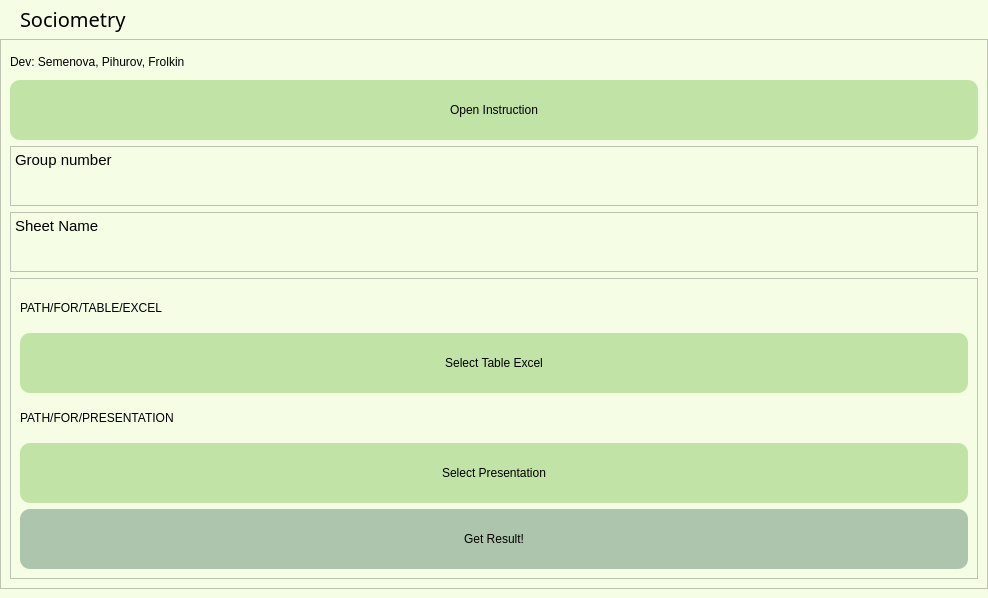
The window that gui/template/footerMenu.ui (moter1026/create_pptx_from_exel) describes before a commit, drawn with Qt 5.
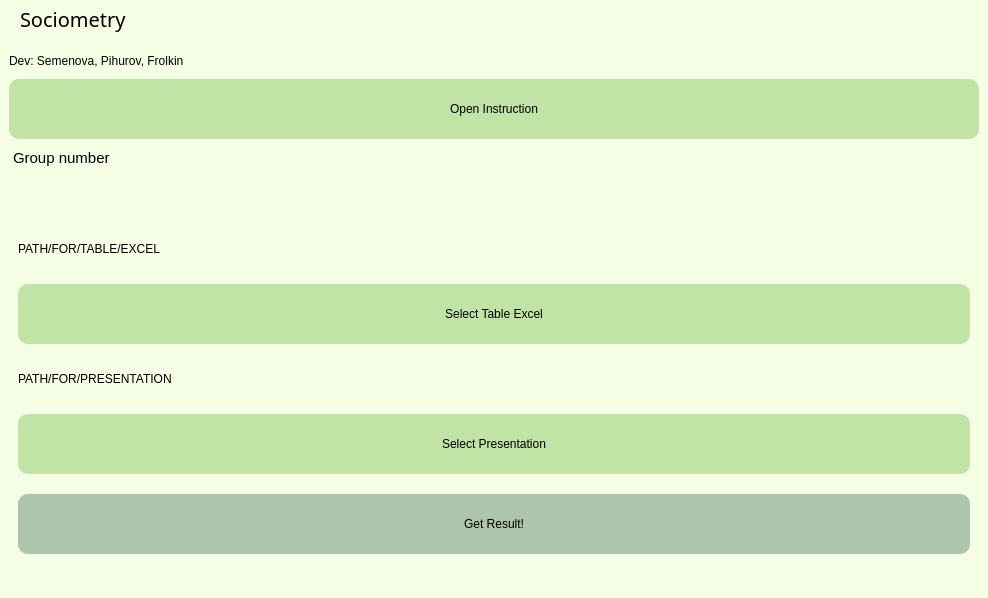
The same window after the commit. Icons and pictures are not drawn.

Commit message: [add]: application, check comments into code! for insert we're methods

```diff
--- a/gui/template/footerMenu.ui
+++ b/gui/template/footerMenu.ui
@@ -225,16 +225,16 @@
 
 QPushButton
 { 
-	background-color: rgb(255, 190, 111);
+	background-color: rgb(193, 227, 166);
 	border-radius: 10px;
 }
 </string>
          </property>
          <property name="frameShape">
-          <enum>QFrame::StyledPanel</enum>
+          <enum>QFrame::NoFrame</enum>
          </property>
          <property name="frameShadow">
-          <enum>QFrame::Raised</enum>
+          <enum>QFrame::Plain</enum>
          </property>
          <layout class="QVBoxLayout" name="verticalLayout_5">
           <item>
@@ -265,7 +265,7 @@
              </size>
             </property>
             <property name="styleSheet">
-             <string notr="true">background-color: rgb(193, 227, 166);</string>
+             <string notr="true"/>
             </property>
             <property name="text">
              <string>Open Instruction</string>
@@ -280,6 +280,9 @@
               <height>60</height>
              </size>
             </property>
+            <property name="frameShape">
+             <enum>QFrame::NoFrame</enum>
+            </property>
             <property name="html">
              <string>&lt;!DOCTYPE HTML PUBLIC &quot;-//W3C//DTD HTML 4.0//EN&quot; &quot;http://www.w3.org/TR/REC-html40/strict.dtd&quot;&gt;
 &lt;html&gt;&lt;head&gt;&lt;meta name=&quot;qrichtext&quot; content=&quot;1&quot; /&gt;&lt;style type=&quot;text/css&quot;&gt;
@@ -290,23 +293,6 @@
             </property>
            </widget>
           </item>
-          <item>
-           <widget class="QTextBrowser" name="InputNameSheet">
-            <property name="maximumSize">
-             <size>
-              <width>16777215</width>
-              <height>60</height>
-             </size>
-            </property>
-            <property name="html">
-             <string>&lt;!DOCTYPE HTML PUBLIC &quot;-//W3C//DTD HTML 4.0//EN&quot; &quot;http://www.w3.org/TR/REC-html40/strict.dtd&quot;&gt;
-&lt;html&gt;&lt;head&gt;&lt;meta name=&quot;qrichtext&quot; content=&quot;1&quot; /&gt;&lt;style type=&quot;text/css&quot;&gt;
-p, li { white-space: pre-wrap; }
-&lt;/style&gt;&lt;/head&gt;&lt;body style=&quot; font-family:'Ubuntu'; font-size:11pt; font-weight:400; font-style:normal;&quot;&gt;
-&lt;p style=&quot; margin-top:0px; margin-bottom:0px; margin-left:0px; margin-right:0px; -qt-block-indent:0; text-indent:0px;&quot;&gt;Sheet Name&lt;/p&gt;&lt;/body&gt;&lt;/html&gt;</string>
-            </property>
-           </widget>
-          </item>
           <item>
            <widget class="QFrame" name="DescryptorsFrame">
             <property name="layoutDirection">
@@ -316,7 +302,7 @@
              <string notr="true"/>
             </property>
             <property name="frameShape">
-             <enum>QFrame::StyledPanel</enum>
+             <enum>QFrame::NoFrame</enum>
             </property>
             <property name="frameShadow">
              <enum>QFrame::Sunken</enum>
@@ -330,6 +316,12 @@
             <layout class="QVBoxLayout" name="verticalLayout_2">
              <item>
               <widget class="QLabel" name="PathForTableExcel">
+               <property name="maximumSize">
+                <size>
+                 <width>16777215</width>
+                 <height>30</height>
+                </size>
+               </property>
                <property name="text">
                 <string>PATH/FOR/TABLE/EXCEL</string>
                </property>
@@ -350,7 +342,7 @@
                 </size>
                </property>
                <property name="styleSheet">
-                <string notr="true">background-color: rgb(193, 227, 166);</string>
+                <string notr="true"/>
                </property>
                <property name="text">
                 <string>Select Table Excel</string>
@@ -359,6 +351,12 @@
              </item>
              <item>
               <widget class="QLabel" name="SelectPresentationForInsert">
+               <property name="maximumSize">
+                <size>
+                 <width>16777215</width>
+                 <height>30</height>
+                </size>
+               </property>
                <property name="text">
                 <string>PATH/FOR/PRESENTATION</string>
                </property>
@@ -379,7 +377,7 @@
                 </size>
                </property>
                <property name="styleSheet">
-                <string notr="true">background-color: rgb(193, 227, 166);</string>
+                <string notr="true"/>
                </property>
                <property name="text">
                 <string>Select Presentation</string>
@@ -401,8 +399,7 @@
                 </size>
                </property>
                <property name="styleSheet">
-                <string notr="true">color: rgb(0, 0, 0);
-background-color: rgb(173, 197, 173)</string>
+                <string notr="true">background-color: rgb(173, 197, 173);</string>
                </property>
                <property name="text">
                 <string>Get Result!</string>
```
Left out of the diff: 3 changed lines with no effect on the pictures. The commit also changes 1 other file.
